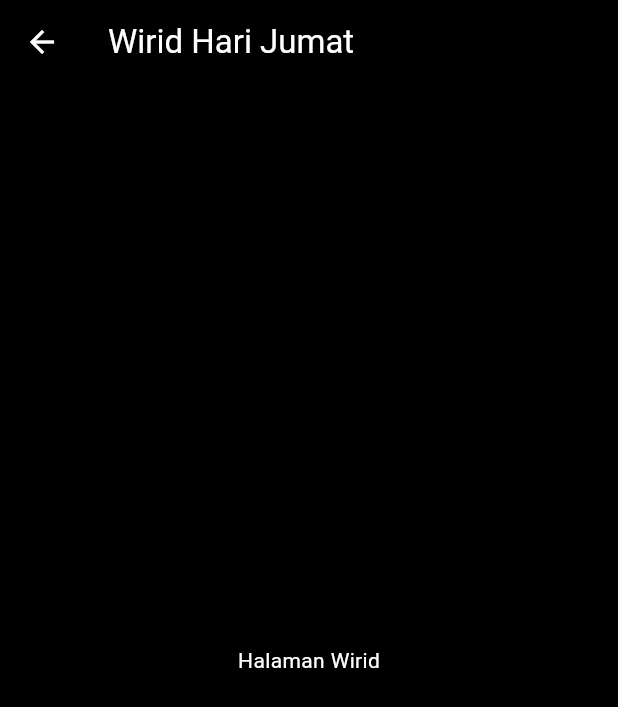
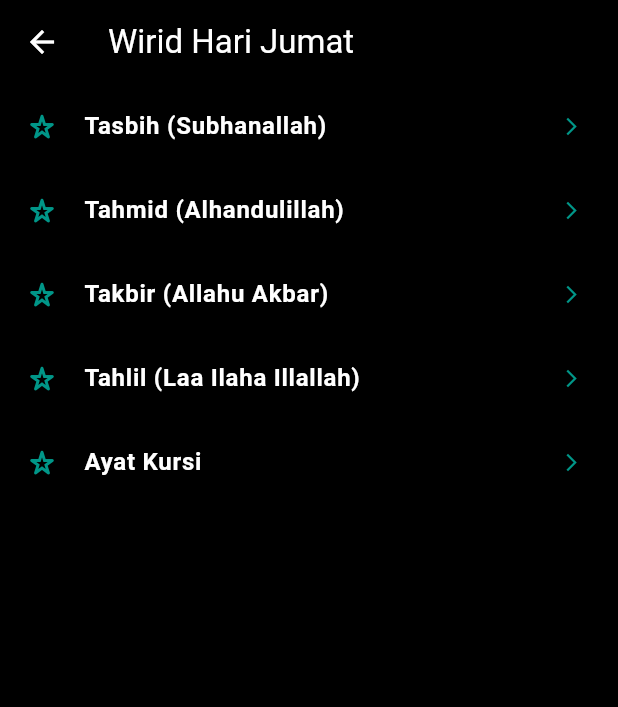
Before and after one commit to UmarEngginering/Nur_Kitab, a Flutter app: the WiridPage screen opened directly, on a phone screen of 412 x 824 dp. Shown: the top 707 px of the screen. Run offline on Flutter 3.47's test engine with Material 3 defaults, Android fonts, the phone set to English and light mode, and no system bars; network calls fail.

Commit message:
memperbaiki wirid

```diff
--- a/lib/main.dart
+++ b/lib/main.dart
@@ -319,11 +319,33 @@ class HomePage extends StatefulWidget{
     @override
 
     Widget build(BuildContext context) {
+      final List<String> wirid = [
+        "Tasbih (Subhanallah)",
+        "Tahmid (Alhandulillah)",
+        "Takbir (Allahu Akbar)",
+        "Tahlil (Laa Ilaha Illallah)",
+        "Ayat Kursi",
+      ];
       return Scaffold(
         backgroundColor: Colors.black,
         appBar: AppBar(title: const Text('Wirid Hari Jumat'), backgroundColor: Colors.black,
         foregroundColor: Colors.white),
-        body: const Center(child: Text('Halaman Wirid', style: TextStyle(color: Colors.white))),
+        body: ListView.builder(
+          itemCount: wirid.length,
+          itemBuilder: (context, index) {
+            return ListTile(
+              leading: const Icon(Icons.star_border_purple500_rounded, color: Colors.teal),
+              title: Text(wirid[index],
+              style: const TextStyle(color: Colors.white, fontWeight: FontWeight.bold)
+              ),
+              trailing: const Icon(Icons.arrow_forward_ios, color: Colors.teal, size: 14),
+              onTap: () {
+                Navigator.push(context, MaterialPageRoute(builder: (context) => IsiBacaanPage(judul: wirid[index]),
+                ));
+              },
+            );
+          },
+        ),
       );
     }
   }
@@ -444,6 +466,26 @@ class HomePage extends StatefulWidget{
         teksArab = "أَسْتَغْفِرُ اللهَ (٣×) اَللَّهُمَّ أَنْتَ السَّلاَمُ وَمِنْكَ السَّلاَمُ تَبَارَكْتَ يَا ذَا الْجَلاَلِ وَالإِكْرَامِ (١)";
         artiTeks = "1. Aku memohon ampun kepada Allah (3x). Ya Allah, Engkau adalah Maha Penyelamat, dari-Mu lah keselamatan. Maha Suci Engkau, wahai Tuhan Pemilik Keagungan dan Kemuliaan.";
       }
+      else if (judul == "Tasbih (Subhanallah)") {
+        teksArab = "سُبْحَانَ اللهِ (٣٣×)";
+        artiTeks = "Maha Suci Allah. \n(Dibaca sebanyak 33 kali setelah sholat fardhu.";
+      }
+      else if (judul == "Tahmid (Alhamdulillah)") {
+        teksArab = "الْحَمْدُ لِلَّهِ (٣٣×)";
+        artiTeks = "Segala puji bagi Allah. \n(Dibaca sebanyak 33 kali setelah sholat fardhu.";
+      }
+      else if (judul == "Takbir (Allahu Akbar)") {
+        teksArab = "اللهُ أَكْبَرُ (٣٣×)";
+        artiTeks = "Allah Maha Besar. \n(Dibaca sebanyak 33 kali setelah sholat fardhu.";
+      }
+      else if (judul == "Tahlil (Laa Ilaha Illallah)") {
+        teksArab = "لَا إِلَهَ إِلَّا اللَّهُ وَحْدَهُ لَا شَرِيكَ لَهُ، لَهُ الْمُلْكُ وَلَهُ الْحَمْدُ وَهُوَ عَلَى كُلِّ شَيْءٍ قَدِيرٌ";
+        artiTeks = "Tidak ada tuhan yang berhak disembah kecuali Allah semata, tidak ada sekutu bagi-Nya. Bagi-Nya kerajaan dan bagi-Nya segala puji. Dan Dia Maha Kuasa atas segala sesuatu.";
+      }
+      else if (judul == "Ayat Kursi") {
+        teksArab = "اللَّهُ لَا إِلَهَ إِلَّا هُوَ الْحَيُّ الْقَيُّومُ لَا تَأْخُذُهُ سِنَةٌ وَلَا نَوْمٌ لَّهُ مَا فِي السَّمَاوَاتِ وَمَا فِي الْأَرْضِ مَن ذَا الَّذِي يَشْفَعُ عِندَهُ إِلَّا بِإِذْنِهِ يَعْلَمُ مَا بَيْنَ أَيْدِيهِمْ وَمَا خَلْفَهُمْ وَلَا يُحِيطُونَ بِشَيْءٍ مِّنْ عِلْمِهِ إِلَّا بِمَا شَاءَ وَسِعَ كُرْسِيُّهُ السَّمَاوَاتِ وَالْأَرْضَ وَلَا يَئُودُهُ حِفْظُهُمَا وَهُوَ الْعَلِيُّ الْعَظِيمُ";
+        artiTeks = "Allah, tidak ada tuhan selain Dia. Yang Maha Hidup, yang terus-menerus mengurus (makhluk-Nya), tidak mengantuk dan tidak tidur. Milik-Nya apa yang ada di langit dan apa yang ada di bumi. Tidak ada yang dapat memberi syafaat di sisi-Nya tanpa izin-Nya. Dia mengetahui apa yang di hadapan mereka dan apa yang di belakang mereka, dan mereka tidak mengetahui sesuatu apa pun dari ilmu-Nya melainkan apa yang Dia kehendaki. Kursi-Nya meliputi langit dan bumi. Dan Dia tidak merasa berat memelihara keduanya, Dan Dia Maha Tinggi, Maha Besar.";
+      }
 
       return Scaffold(
         backgroundColor: Colors.black,
```
